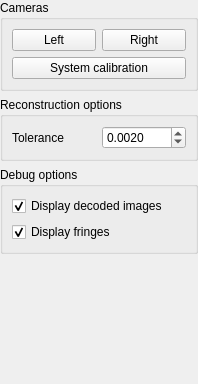
The window that lib/zstructuredlight/slsystems/stereo/zdualcamerastereoslsconfigwidget.ui (nikolaseu/neuvision) describes before a commit, drawn with Qt 5.
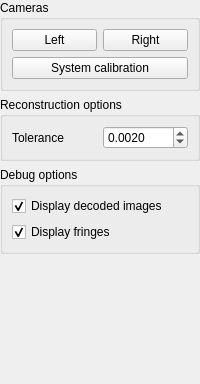
The same window after the commit.

The edit to the form file:
```diff
--- a/lib/zstructuredlight/slsystems/stereo/zdualcamerastereoslsconfigwidget.ui
+++ b/lib/zstructuredlight/slsystems/stereo/zdualcamerastereoslsconfigwidget.ui
@@ -6,7 +6,7 @@
    <rect>
     <x>0</x>
     <y>0</y>
-    <width>198</width>
+    <width>200</width>
     <height>384</height>
    </rect>
   </property>
```
Left out of the diff: 3 changed lines with no effect on the pictures.
